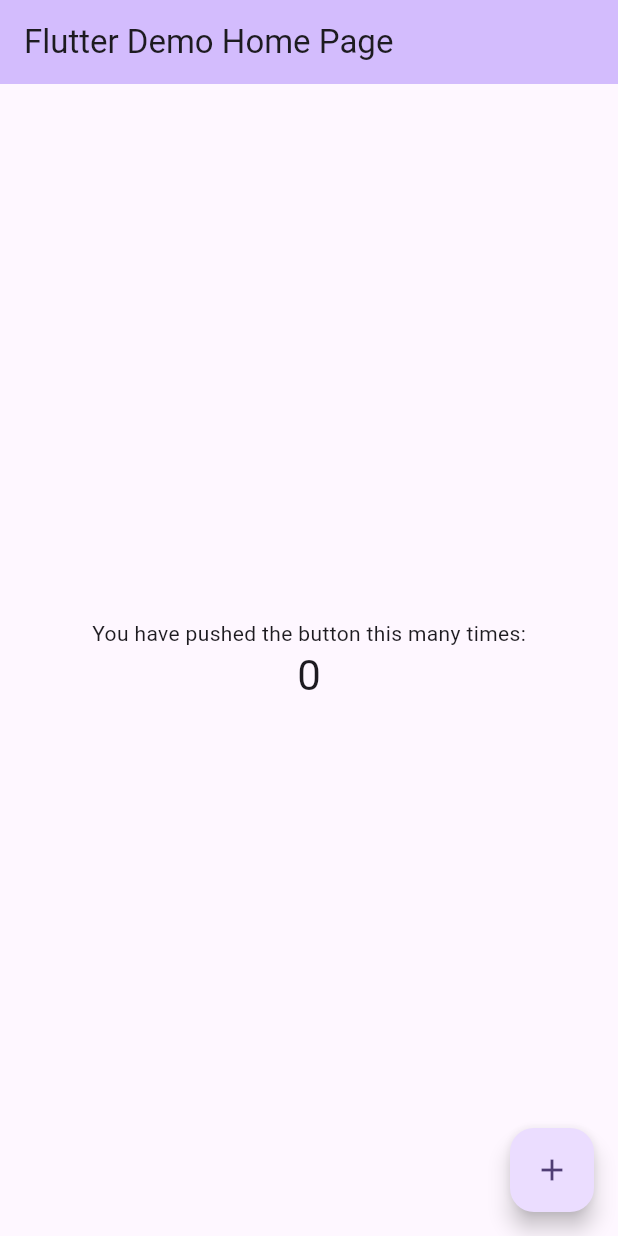
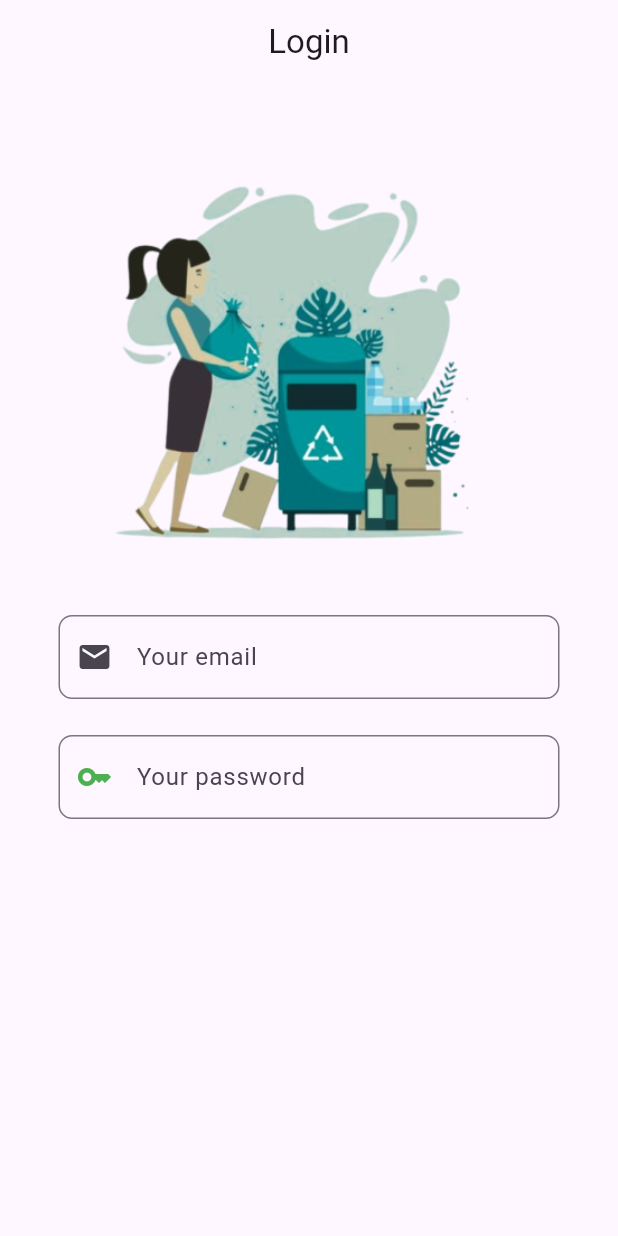
Before and after one commit to Btbach25/fe_garbage_classification_app, a Flutter app: the screen it shows after launch, on a phone screen of 412 x 824 dp. Run offline on Flutter 3.47's test engine with Material 3 defaults, Android fonts, the phone set to English and light mode, and no system bars; our stand-ins replace form_field_validator.

Commit message:
Update Login page ( chưa xong )

```diff
--- a/lib/main.dart
+++ b/lib/main.dart
@@ -1,4 +1,7 @@
+
+import 'dart:async';
 import 'package:flutter/material.dart';
+import 'package:fe_garbage_classification_app/screen/login.dart';
 
 void main() {
   runApp(const MyApp());
@@ -31,95 +34,7 @@ class MyApp extends StatelessWidget {
         colorScheme: ColorScheme.fromSeed(seedColor: Colors.deepPurple),
         useMaterial3: true,
       ),
-      home: const MyHomePage(title: 'Flutter Demo Home Page'),
+      home: const Login_(),
     );
   }
 }
-
-class MyHomePage extends StatefulWidget {
-  const MyHomePage({super.key, required this.title});
-
-  // This widget is the home page of your application. It is stateful, meaning
-  // that it has a State object (defined below) that contains fields that affect
-  // how it looks.
-
-  // This class is the configuration for the state. It holds the values (in this
-  // case the title) provided by the parent (in this case the App widget) and
-  // used by the build method of the State. Fields in a Widget subclass are
-  // always marked "final".
-
-  final String title;
-
-  @override
-  State<MyHomePage> createState() => _MyHomePageState();
-}
-
-class _MyHomePageState extends State<MyHomePage> {
-  int _counter = 0;
-
-  void _incrementCounter() {
-    setState(() {
-      // This call to setState tells the Flutter framework that something has
-      // changed in this State, which causes it to rerun the build method below
-      // so that the display can reflect the updated values. If we changed
-      // _counter without calling setState(), then the build method would not be
-      // called again, and so nothing would appear to happen.
-      _counter++;
-    });
-  }
-
-  @override
-  Widget build(BuildContext context) {
-    // This method is rerun every time setState is called, for instance as done
-    // by the _incrementCounter method above.
-    //
-    // The Flutter framework has been optimized to make rerunning build methods
-    // fast, so that you can just rebuild anything that needs updating rather
-    // than having to individually change instances of widgets.
-    return Scaffold(
-      appBar: AppBar(
-        // TRY THIS: Try changing the color here to a specific color (to
-        // Colors.amber, perhaps?) and trigger a hot reload to see the AppBar
-        // change color while the other colors stay the same.
-        backgroundColor: Theme.of(context).colorScheme.inversePrimary,
-        // Here we take the value from the MyHomePage object that was created by
-        // the App.build method, and use it to set our appbar title.
-        title: Text(widget.title),
-      ),
-      body: Center(
-        // Center is a layout widget. It takes a single child and positions it
-        // in the middle of the parent.
-        child: Column(
-          // Column is also a layout widget. It takes a list of children and
-          // arranges them vertically. By default, it sizes itself to fit its
-          // children horizontally, and tries to be as tall as its parent.
-          //
-          // Column has various properties to control how it sizes itself and
-          // how it positions its children. Here we use mainAxisAlignment to
-          // center the children vertically; the main axis here is the vertical
-          // axis because Columns are vertical (the cross axis would be
-          // horizontal).
-          //
-          // TRY THIS: Invoke "debug painting" (choose the "Toggle Debug Paint"
-          // action in the IDE, or press "p" in the console), to see the
-          // wireframe for each widget.
-          mainAxisAlignment: MainAxisAlignment.center,
-          children: <Widget>[
-            const Text(
-              'You have pushed the button this many times:',
-            ),
-            Text(
-              '$_counter',
-              style: Theme.of(context).textTheme.headlineMedium,
-            ),
-          ],
-        ),
-      ),
-      floatingActionButton: FloatingActionButton(
-        onPressed: _incrementCounter,
-        tooltip: 'Increment',
-        child: const Icon(Icons.add),
-      ), // This trailing comma makes auto-formatting nicer for build methods.
-    );
-  }
-}
--- /dev/null
+++ b/lib/screen/login.dart
@@ -0,0 +1,108 @@
+
+import 'package:flutter/foundation.dart';
+import 'package:flutter/material.dart';
+import 'package:form_field_validator/form_field_validator.dart';
+
+class Login_ extends StatefulWidget {
+  const Login_({super.key});
+
+  @override
+  State<Login_> createState() => _Login_State();
+}
+
+class _Login_State extends State<Login_> {
+  final _formkey = GlobalKey<FormState>();
+
+  @override
+  Widget build(BuildContext context) {
+    return Scaffold(
+        appBar: AppBar(
+          title: Text('Login'),
+          centerTitle: true,
+        ),
+        body: SingleChildScrollView(
+          child: Column(
+            children: <Widget>[
+              //
+              // Logo - Image on top login screen
+              Padding(
+                padding: const EdgeInsets.only( top : 30.0),
+                child: Center(
+                  child: Container(
+                    width: 300,
+                    height: 300,
+                    decoration: BoxDecoration(
+                     // borderRadius: BorderRadius.circular(40),
+                      //border: Border.all(color: Colors.grey),
+                    ),
+                    child: Image.asset('assets/images/login_img.png'),
+                    ),
+                  ),
+              ),
+              Padding(
+                padding: const EdgeInsets.symmetric(horizontal: 15.0),
+                child: Padding(
+                  padding: const EdgeInsets.all( 12.0) ,
+                  child: Form(
+                    key: _formkey,
+                    child: Column(
+                      crossAxisAlignment: CrossAxisAlignment.start,
+                      children: <Widget>[
+                        Padding(
+                          padding: const EdgeInsets.all(12.0),
+                          child: TextFormField(
+                            validator: MultiValidator([
+                              RequiredValidator(errorText: 'Enter email address !'),
+                              EmailValidator(errorText: 'Correct email filled !'),
+                            ]),
+                            decoration: InputDecoration(
+                              hintText: 'Enter email' ,
+                              labelText:  'Your email' ,
+                              prefixIcon: Icon(Icons.email),
+                              errorStyle: TextStyle(fontSize: 18.0),
+                              border: OutlineInputBorder(
+                                borderSide: BorderSide(color: Colors.red),
+                                borderRadius: BorderRadius.all(Radius.circular(9.0)),
+                              ),
+                            ),
+                          ),
+                        ),
+                        Padding(
+                            padding: const EdgeInsets.all(12.0),
+                            child: TextFormField(
+                              validator: MultiValidator([
+                                RequiredValidator(
+                                    errorText: 'Please enter Password'),
+                                MinLengthValidator(8,
+                                    errorText:
+                                        'Password must be atlist 8 digit'),
+                                PatternValidator(r'(?=.*?[#!@$%^&*-])',
+                                    errorText:
+                                        'Password must be atlist one special character')
+                              ]),
+                              decoration: InputDecoration(
+                                hintText: 'Enter Password',
+                                labelText: 'Your password',
+                                prefixIcon: Icon(
+                                  Icons.key,
+                                  color: Colors.green,
+                                ),
+                                errorStyle: TextStyle(fontSize: 18.0),
+                                border: OutlineInputBorder(
+                                    borderSide: BorderSide(color: Colors.red),
+                                    borderRadius:
+                                        BorderRadius.all(Radius.circular(9.0))),
+                              ),
+                            ),
+                          ),
+                      ],
+                    ),
+                  ),
+                ),
+              ),
+            ],
+          ),
+        ),
+    );
+  }
+}
--- a/pubspec.yaml
+++ b/pubspec.yaml
@@ -30,7 +30,7 @@ environment:
 dependencies:
   flutter:
     sdk: flutter
-
+  form_field_validator: ^1.0.0
 
   # The following adds the Cupertino Icons font to your application.
   # Use with the CupertinoIcons class for iOS style icons.
@@ -61,7 +61,9 @@ flutter:
   # To add assets to your application, add an assets section, like this:
   # assets:
   #   - images/a_dot_burr.jpeg
-  #   - images/a_dot_ham.jpeg
+  #   - images/a_dot_ham.
+  assets:
+      - assets/images/
 
   # An image asset can refer to one or more resolution-specific "variants", see
   # https://flutter.dev/assets-and-images/#resolution-aware
```
Also changed, not shown: assets/images/login_img.png (added), assets/images/login_logo.png (added).
